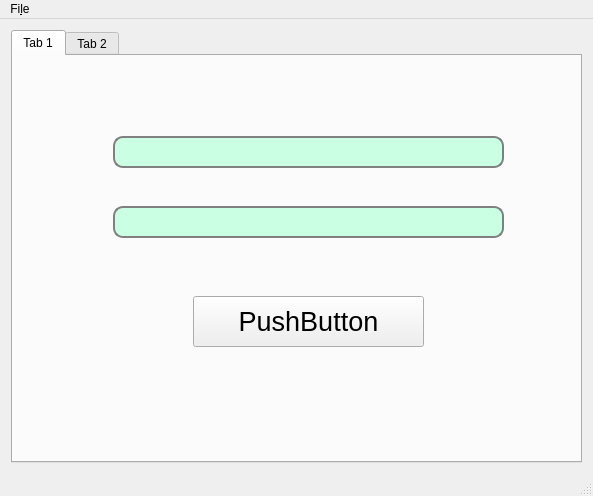
The window that management/mainwindow.ui (ChristopherCousin/WTCR) describes before a commit, drawn with Qt 5.
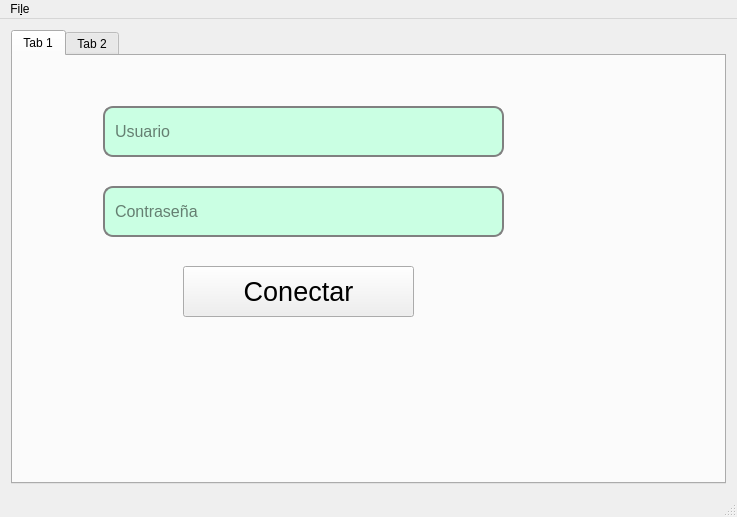
The same window after the commit. Icons and pictures are not drawn.

Patch:
```diff
--- a/management/mainwindow.ui
+++ b/management/mainwindow.ui
@@ -6,8 +6,8 @@
    <rect>
     <x>0</x>
     <y>0</y>
-    <width>593</width>
-    <height>496</height>
+    <width>737</width>
+    <height>517</height>
    </rect>
   </property>
   <property name="windowTitle">
@@ -39,10 +39,10 @@
        <widget class="QLineEdit" name="lineEdit">
         <property name="geometry">
          <rect>
-          <x>100</x>
-          <y>80</y>
-          <width>391</width>
-          <height>32</height>
+          <x>90</x>
+          <y>50</y>
+          <width>401</width>
+          <height>51</height>
          </rect>
         </property>
         <property name="styleSheet">
@@ -54,12 +54,15 @@
 font-size: 16px;}
 QLineEdit:focus { background-color:rgb(192, 192, 255);}</string>
         </property>
+        <property name="placeholderText">
+         <string>Usuario</string>
+        </property>
        </widget>
        <widget class="QPushButton" name="pushButton">
         <property name="geometry">
          <rect>
-          <x>180</x>
-          <y>240</y>
+          <x>170</x>
+          <y>210</y>
           <width>231</width>
           <height>51</height>
          </rect>
@@ -73,16 +76,16 @@
          <string notr="true"/>
         </property>
         <property name="text">
-         <string>PushButton</string>
+         <string>Conectar</string>
         </property>
        </widget>
        <widget class="QLineEdit" name="lineEdit_2">
         <property name="geometry">
          <rect>
-          <x>100</x>
-          <y>150</y>
-          <width>391</width>
-          <height>32</height>
+          <x>90</x>
+          <y>130</y>
+          <width>401</width>
+          <height>51</height>
          </rect>
         </property>
         <property name="styleSheet">
@@ -94,6 +97,9 @@
 font-size: 16px;}
 QLineEdit:focus { background-color:rgb(192, 192, 255);}</string>
         </property>
+        <property name="placeholderText">
+         <string>Contraseña</string>
+        </property>
        </widget>
       </widget>
       <widget class="QWidget" name="tab_2">
@@ -110,7 +116,7 @@
     <rect>
      <x>0</x>
      <y>0</y>
-     <width>593</width>
+     <width>737</width>
      <height>30</height>
     </rect>
    </property>
```
